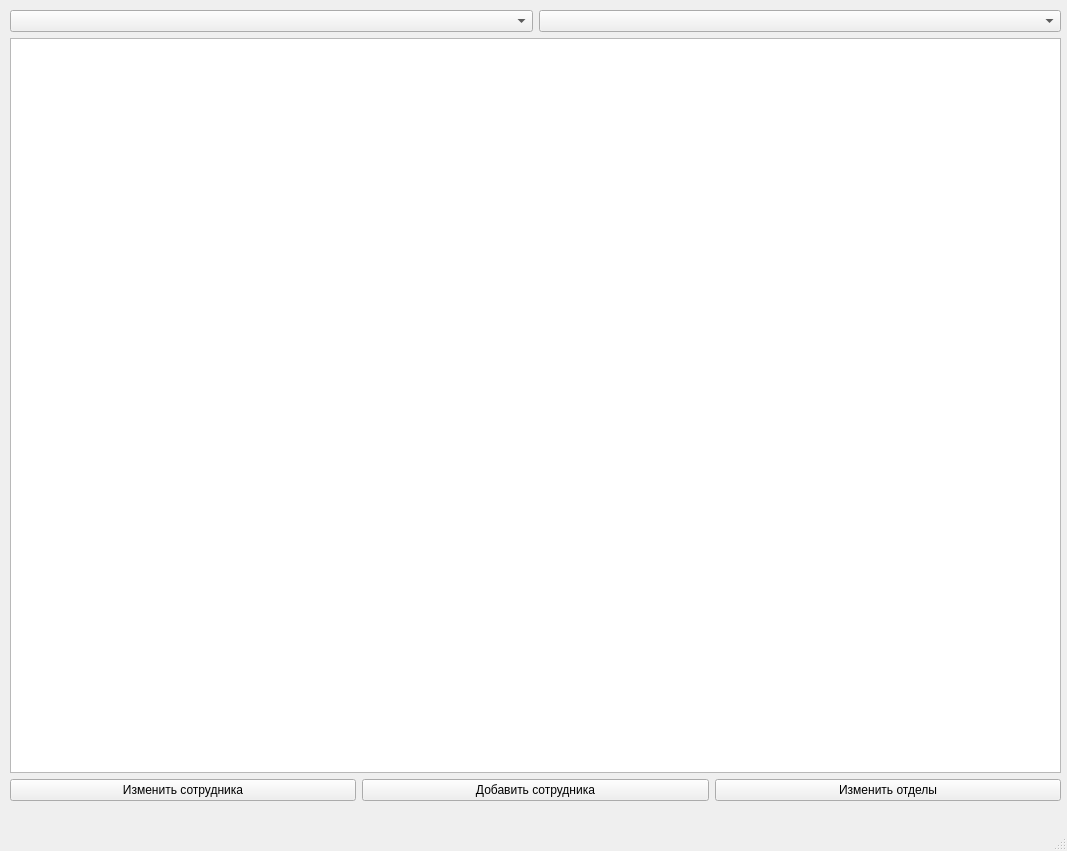
This is main.ui in AlexanderChck/git_project1 as Qt 5 draws it before an edit. The edited form follows.
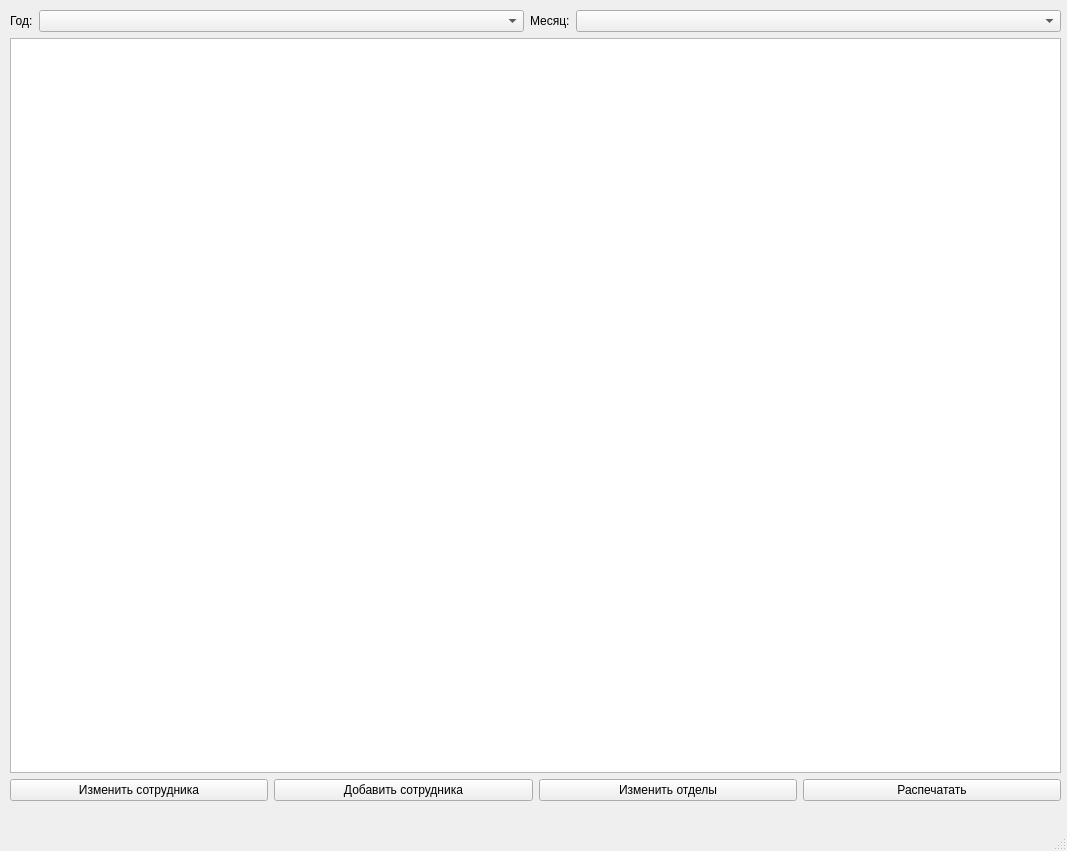
This is the edited form.

The edit to the form file:
```diff
--- a/main.ui
+++ b/main.ui
@@ -27,10 +27,36 @@
      <item>
       <layout class="QHBoxLayout" name="horizontalLayout">
        <item>
-        <widget class="QComboBox" name="comboBox"/>
+        <widget class="QLabel" name="label">
+         <property name="sizePolicy">
+          <sizepolicy hsizetype="Maximum" vsizetype="Preferred">
+           <horstretch>0</horstretch>
+           <verstretch>0</verstretch>
+          </sizepolicy>
+         </property>
+         <property name="text">
+          <string>Год:</string>
+         </property>
+        </widget>
        </item>
        <item>
-        <widget class="QComboBox" name="comboBox_2"/>
+        <widget class="QComboBox" name="cmb_year"/>
+       </item>
+       <item>
+        <widget class="QLabel" name="label_2">
+         <property name="sizePolicy">
+          <sizepolicy hsizetype="Maximum" vsizetype="Preferred">
+           <horstretch>0</horstretch>
+           <verstretch>0</verstretch>
+          </sizepolicy>
+         </property>
+         <property name="text">
+          <string>Месяц:</string>
+         </property>
+        </widget>
+       </item>
+       <item>
+        <widget class="QComboBox" name="cmb_month"/>
        </item>
       </layout>
      </item>
@@ -70,6 +96,13 @@
          </property>
         </widget>
        </item>
+       <item>
+        <widget class="QPushButton" name="pushButton_2">
+         <property name="text">
+          <string>Распечатать</string>
+         </property>
+        </widget>
+       </item>
       </layout>
      </item>
     </layout>
```
Left out of the diff: 4 changed lines with no effect on the pictures.
